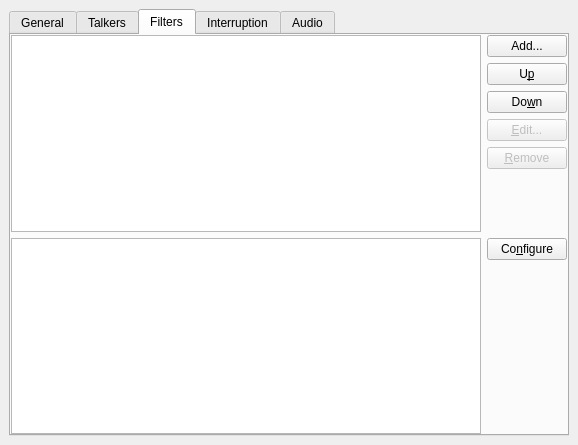
The window that kcmkttsmgr/kcmkttsmgrwidget.ui (KDE/jovie) describes before a commit, drawn with Qt 5.
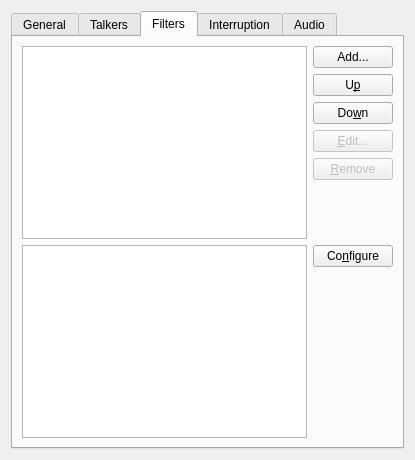
The same window after the commit. The open tabs and pages were chosen to show the change. Custom widgets are drawn as their Qt base class.

Commit message: Fix margins/spacing, QPushButton -> KPushButton

```diff
--- a/kcmkttsmgr/kcmkttsmgrwidget.ui
+++ b/kcmkttsmgr/kcmkttsmgrwidget.ui
@@ -2,14 +2,6 @@
  <author>Gary Cramblitt</author>
  <class>KCMKttsMgrWidget</class>
  <widget class="KCModule" name="KCMKttsMgrWidget" >
-  <property name="geometry" >
-   <rect>
-    <x>0</x>
-    <y>0</y>
-    <width>578</width>
-    <height>445</height>
-   </rect>
-  </property>
   <property name="sizePolicy" >
    <sizepolicy vsizetype="Expanding" hsizetype="Expanding" >
     <horstretch>0</horstretch>
@@ -17,12 +9,6 @@
    </sizepolicy>
   </property>
   <layout class="QGridLayout" >
-   <property name="margin" >
-    <number>9</number>
-   </property>
-   <property name="spacing" >
-    <number>6</number>
-   </property>
    <item row="0" column="0" >
     <widget class="KTabWidget" name="mainTab" >
      <property name="sizePolicy" >
@@ -259,31 +245,13 @@
        <string>Filters</string>
       </attribute>
       <layout class="QGridLayout" >
-       <property name="margin" >
-        <number>0</number>
-       </property>
-       <property name="spacing" >
-        <number>6</number>
-       </property>
        <item row="0" column="0" >
         <layout class="QHBoxLayout" >
-         <property name="spacing" >
-          <number>6</number>
-         </property>
-         <property name="margin" >
-          <number>0</number>
-         </property>
          <item>
           <widget class="QTreeView" name="filtersView" />
          </item>
          <item>
           <layout class="QVBoxLayout" >
-           <property name="spacing" >
-            <number>6</number>
-           </property>
-           <property name="margin" >
-            <number>0</number>
-           </property>
            <item>
             <widget class="QPushButton" name="addFilterButton" >
              <property name="sizePolicy" >
@@ -380,8 +348,8 @@
              </property>
              <property name="sizeHint" stdset="0" >
               <size>
-               <width>20</width>
-               <height>20</height>
+               <width>0</width>
+               <height>0</height>
               </size>
              </property>
             </spacer>
@@ -392,23 +360,11 @@
        </item>
        <item row="1" column="0" >
         <layout class="QHBoxLayout" >
-         <property name="spacing" >
-          <number>6</number>
-         </property>
-         <property name="margin" >
-          <number>0</number>
-         </property>
          <item>
           <widget class="QTreeView" name="sbdsView" />
          </item>
          <item>
           <layout class="QVBoxLayout" >
-           <property name="spacing" >
-            <number>6</number>
-           </property>
-           <property name="margin" >
-            <number>0</number>
-           </property>
            <item>
             <widget class="QPushButton" name="sbdButton" >
              <property name="sizePolicy" >
@@ -435,8 +391,8 @@
              </property>
              <property name="sizeHint" stdset="0" >
               <size>
-               <width>20</width>
-               <height>11</height>
+               <width>0</width>
+               <height>0</height>
               </size>
              </property>
             </spacer>
@@ -452,20 +408,8 @@
        <string>Interruption</string>
       </attribute>
       <layout class="QGridLayout" >
-       <property name="margin" >
-        <number>0</number>
-       </property>
-       <property name="spacing" >
-        <number>6</number>
-       </property>
        <item row="0" column="0" >
         <layout class="QGridLayout" >
-         <property name="margin" >
-          <number>6</number>
-         </property>
-         <property name="spacing" >
-          <number>6</number>
-         </property>
          <item row="1" column="1" >
           <widget class="KUrlRequester" name="textPreSnd" >
            <property name="enabled" >
@@ -588,8 +532,8 @@
          </property>
          <property name="sizeHint" stdset="0" >
           <size>
-           <width>21</width>
-           <height>180</height>
+           <width>0</width>
+           <height>0</height>
           </size>
          </property>
         </spacer>
@@ -601,12 +545,6 @@
        <string>Audio</string>
       </attribute>
       <layout class="QGridLayout" >
-       <property name="margin" >
-        <number>9</number>
-       </property>
-       <property name="spacing" >
-        <number>6</number>
-       </property>
        <item row="0" column="0" >
         <widget class="QGroupBox" name="audioButtonGroup" >
          <property name="sizePolicy" >
@@ -721,8 +659,8 @@
          </property>
          <property name="sizeHint" stdset="0" >
           <size>
-           <width>20</width>
-           <height>40</height>
+           <width>0</width>
+           <height>0</height>
           </size>
          </property>
         </spacer>
@@ -737,20 +675,14 @@
          </property>
          <property name="sizeHint" stdset="0" >
           <size>
-           <width>140</width>
-           <height>20</height>
+           <width>0</width>
+           <height>0</height>
           </size>
          </property>
         </spacer>
        </item>
        <item row="2" column="0" colspan="2" >
         <layout class="QHBoxLayout" >
-         <property name="spacing" >
-          <number>6</number>
-         </property>
-         <property name="margin" >
-          <number>0</number>
-         </property>
          <item>
           <widget class="QCheckBox" name="keepAudioCheckBox" >
            <property name="whatsThis" >
@@ -781,12 +713,6 @@
        </item>
        <item row="1" column="0" colspan="2" >
         <layout class="QHBoxLayout" >
-         <property name="spacing" >
-          <number>6</number>
-         </property>
-         <property name="margin" >
-          <number>0</number>
-         </property>
          <item>
           <widget class="QLabel" name="timeLabel" >
            <property name="sizePolicy" >
@@ -870,9 +796,12 @@
    </item>
   </layout>
  </widget>
- <layoutdefault spacing="6" margin="6" />
- <pixmapfunction>qPixmapFromMimeSource</pixmapfunction>
  <customwidgets>
+  <customwidget>
+   <class>KPushButton</class>
+   <extends>QPushButton</extends>
+   <header>kpushbutton.h</header>
+  </customwidget>
   <customwidget>
    <class>KComboBox</class>
    <extends>QComboBox</extends>
```
Left out of the diff: 68 changed lines with no effect on the pictures.
